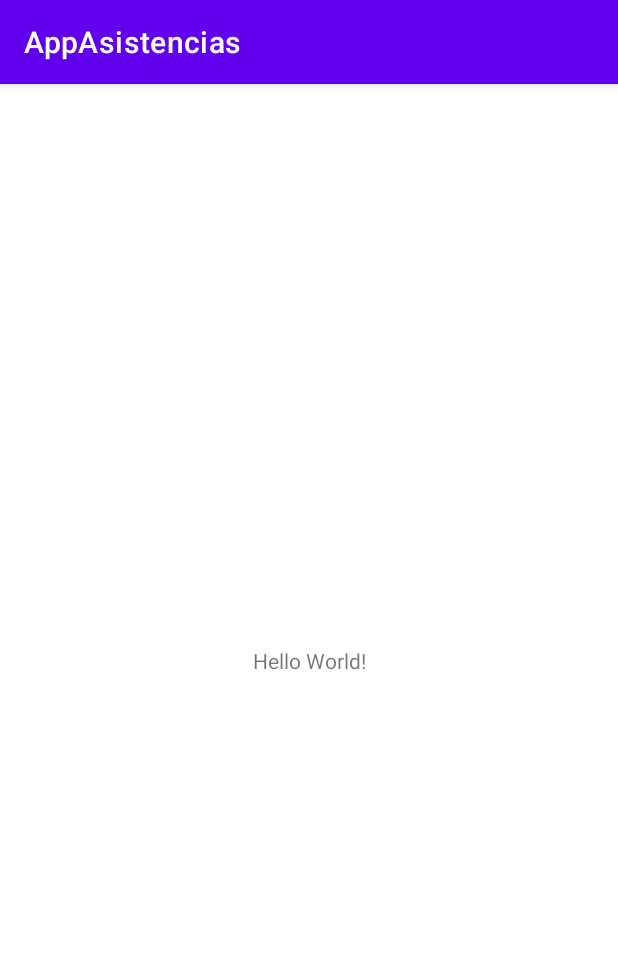
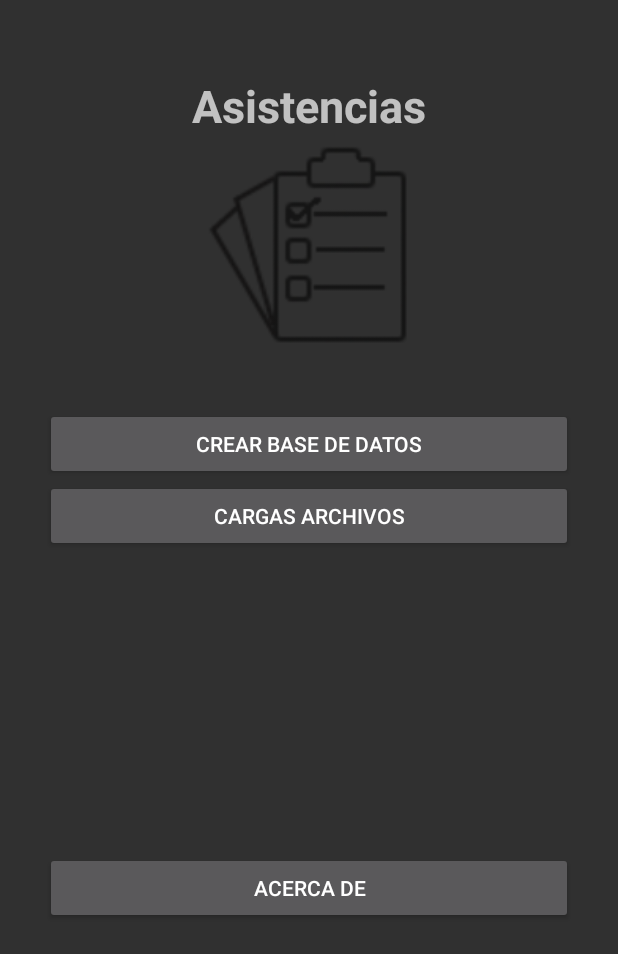
Before and after one commit to FranReza/teamvergu2_venosotes, an Android app: the screen it shows after launch (MainActivity), on a phone screen of 412 x 824 dp. Shown: the top 954 px of the screen. Run offline under Robolectric (Android 15) with nearby library versions, the phone set to English and light mode, and no system bars.

Commit message:
AppAsistencias PreAlpha
Se añadió el Splash (Provisional) y la pantalla principal de la app (Provisional)

```diff
--- /dev/null
+++ b/app/src/main/java/mx/edu/itl/c171000063/appasistencias/SplahActivity.java
@@ -0,0 +1,26 @@
+package mx.edu.itl.c171000063.appasistencias;
+
+import androidx.appcompat.app.AppCompatActivity;
+
+import android.content.Intent;
+import android.os.Bundle;
+import android.os.Handler;
+
+public class SplahActivity extends AppCompatActivity {
+
+    @Override
+    protected void onCreate(Bundle savedInstanceState) {
+        super.onCreate(savedInstanceState);
+        setContentView(R.layout.activity_splah);
+
+        new Handler().postDelayed(new Runnable() {
+            @Override
+            public void run() {
+                Intent intent = new Intent (SplahActivity.this, MainActivity.class);
+                startActivity( intent );
+                finish();
+            }
+        }, 5000);
+
+    }
+}
--- a/app/src/main/res/layout/activity_main.xml
+++ b/app/src/main/res/layout/activity_main.xml
@@ -1,18 +1,51 @@
 <?xml version="1.0" encoding="utf-8"?>
-<androidx.constraintlayout.widget.ConstraintLayout xmlns:android="http://schemas.android.com/apk/res/android"
+<LinearLayout xmlns:android="http://schemas.android.com/apk/res/android"
     xmlns:app="http://schemas.android.com/apk/res-auto"
     xmlns:tools="http://schemas.android.com/tools"
     android:layout_width="match_parent"
     android:layout_height="match_parent"
+    android:orientation="vertical"
     tools:context=".MainActivity">
 
     <TextView
-        android:layout_width="wrap_content"
+        android:id="@+id/textView2"
+        android:layout_width="match_parent"
         android:layout_height="wrap_content"
-        android:text="Hello World!"
-        app:layout_constraintBottom_toBottomOf="parent"
-        app:layout_constraintLeft_toLeftOf="parent"
-        app:layout_constraintRight_toRightOf="parent"
-        app:layout_constraintTop_toTopOf="parent" />
+        android:layout_marginTop="50dp"
+        android:gravity="center_horizontal"
+        android:text="Asistencias"
+        android:textSize="30sp"
+        android:textStyle="bold" />
 
-</androidx.constraintlayout.widget.ConstraintLayout>
+    <ImageView
+        android:id="@+id/imageView"
+        android:layout_width="match_parent"
+        android:layout_height="151dp"
+        app:srcCompat="@drawable/appicon" />
+
+    <Button
+        android:id="@+id/button"
+        android:layout_width="match_parent"
+        android:layout_height="wrap_content"
+        android:layout_marginStart="30dp"
+        android:layout_marginTop="30dp"
+        android:layout_marginEnd="30dp"
+        android:text="Crear Base de Datos" />
+
+    <Button
+        android:id="@+id/button2"
+        android:layout_width="match_parent"
+        android:layout_height="wrap_content"
+        android:layout_marginStart="30dp"
+        android:layout_marginEnd="30dp"
+        android:text="Cargas Archivos" />
+
+    <Button
+        android:id="@+id/button3"
+        android:layout_width="match_parent"
+        android:layout_height="wrap_content"
+        android:layout_marginStart="30dp"
+        android:layout_marginTop="200dp"
+        android:layout_marginEnd="30dp"
+        android:text="Acerca De" />
+</LinearLayout>
--- a/app/src/main/res/values/strings.xml
+++ b/app/src/main/res/values/strings.xml
@@ -1,3 +1,3 @@
 <resources>
-    <string name="app_name">AppAsistencias</string>
+    <string name="app_name">Asistencias</string>
 </resources>
```
Also changed, not shown: app/src/main/AndroidManifest.xml (+4 -3 lines), app/src/main/res/layout/activity_splah.xml (added, +19 -0 lines), app/src/main/res/drawable-v24/appicon.png (added).
